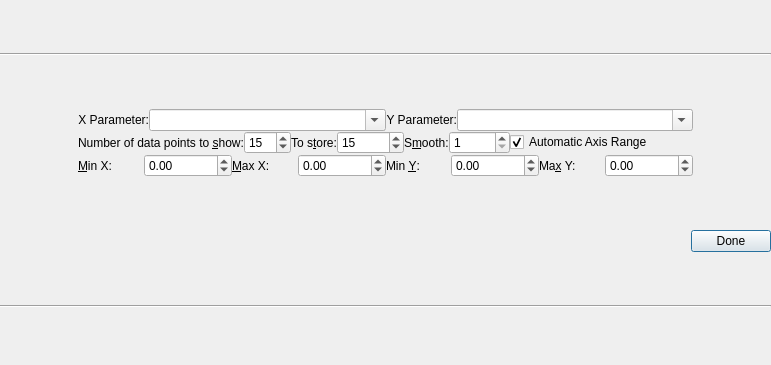
First picture: the form in src/ui/designer/QGCXYPlot.ui, repository mavlink/qgroundcontrol, before the edit.
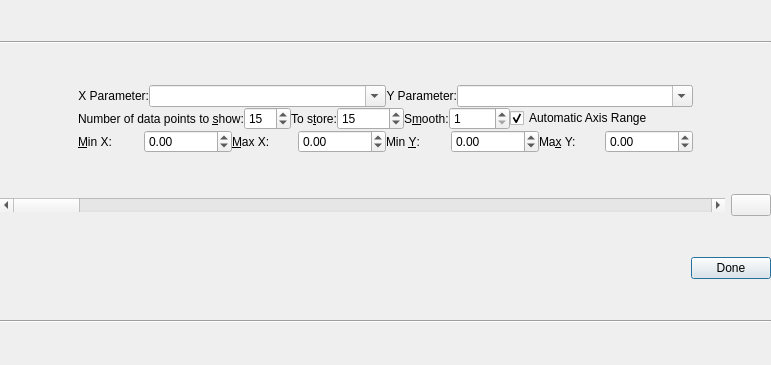
Second picture: the form after the edit. Icons and pictures are not drawn.

Commit message: Allow user to stop and start the plot, and scroll back in time

Patch:
```diff
--- a/src/ui/designer/QGCXYPlot.ui
+++ b/src/ui/designer/QGCXYPlot.ui
@@ -356,9 +356,56 @@
      <property name="spacing">
       <number>0</number>
      </property>
-     <property name="sizeConstraint">
-      <enum>QLayout::SetMinimumSize</enum>
+    </layout>
+   </item>
+   <item>
+    <layout class="QHBoxLayout" name="horizontalLayout_6">
+     <property name="spacing">
+      <number>6</number>
      </property>
+     <item>
+      <widget class="QScrollBar" name="timeScrollBar">
+       <property name="sizePolicy">
+        <sizepolicy hsizetype="MinimumExpanding" vsizetype="Fixed">
+         <horstretch>0</horstretch>
+         <verstretch>0</verstretch>
+        </sizepolicy>
+       </property>
+       <property name="minimum">
+        <number>2</number>
+       </property>
+       <property name="tracking">
+        <bool>true</bool>
+       </property>
+       <property name="orientation">
+        <enum>Qt::Horizontal</enum>
+       </property>
+      </widget>
+     </item>
+     <item>
+      <widget class="QPushButton" name="stopStartButton">
+       <property name="icon">
+        <iconset resource="../../../qgroundcontrol.qrc">
+         <normaloff>:/files/images/actions/media-playback-stop.svg</normaloff>
+         <normalon>:/files/images/actions/media-playback-start.svg</normalon>:/files/images/actions/media-playback-stop.svg</iconset>
+       </property>
+       <property name="iconSize">
+        <size>
+         <width>16</width>
+         <height>16</height>
+        </size>
+       </property>
+       <property name="checkable">
+        <bool>true</bool>
+       </property>
+       <property name="checked">
+        <bool>false</bool>
+       </property>
+       <property name="flat">
+        <bool>false</bool>
+       </property>
+      </widget>
+     </item>
     </layout>
    </item>
    <item>
```
Left out of the diff: 4 changed lines with no effect on the pictures. The commit also changes 2 other files.
